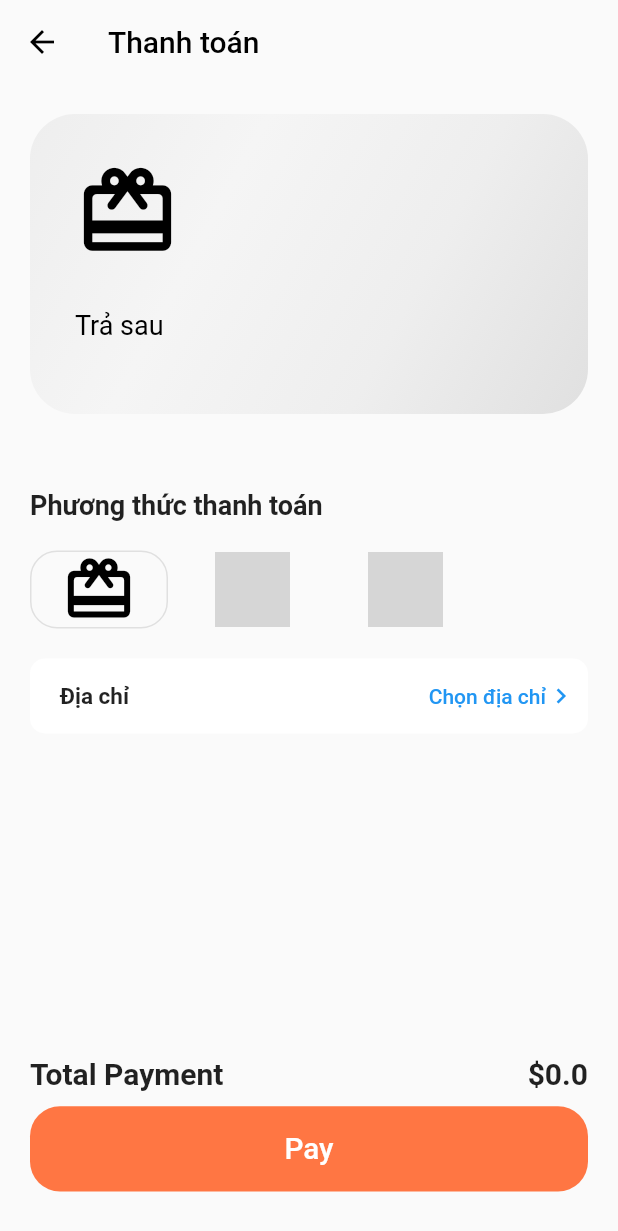
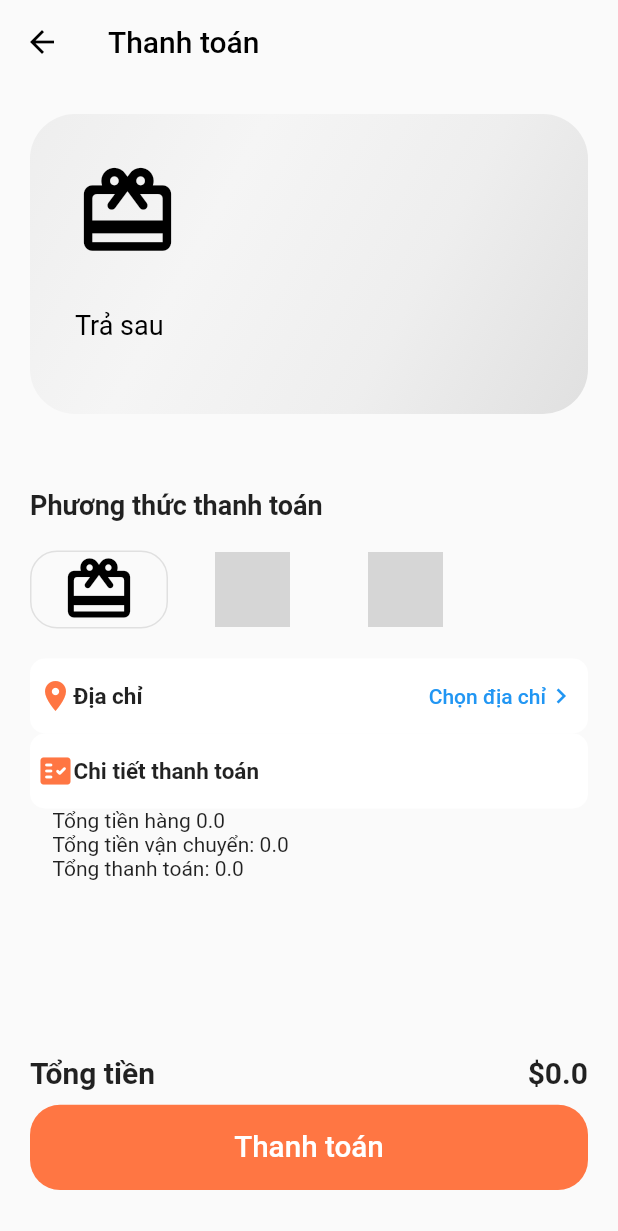
Before and after one commit to khoapc2/big-size-fashion-mob, a Flutter app: the PaymentScreen screen opened directly, on a phone screen of 412 x 824 dp. Shown: the top 1231 px of the screen. Run offline on Flutter 3.47's test engine with Material 2 defaults, Android fonts, the light colour scheme and no system bars; our stand-ins replace csc_picker, flutter_datetime_picker, flutter_rating_bar, flutter_secure_storage, flutter_svg, font_awesome_flutter and 2 more; missing offline and left inert: string_to_hex, twilio_phone_verify; accounts and stored records are empty; network calls fail; grey boxes are pictures that could not be loaded.

Commit message:
-fix something

```diff
--- a/lib/api/api_get_orders.dart
+++ b/lib/api/api_get_orders.dart
@@ -53,7 +53,9 @@ class OrderService {
         "total_price": request.totalPrice,
         "promotion_price": request.promotionPrice,
         "order_type": request.orderType,
-        "payment_method": request.paymentMethod
+        "payment_method": request.paymentMethod,
+        "shipping_fee": request.shippingFee,
+        "store_id": request.storeId
       }),
     );
 
--- a/lib/api/api_get_product_service.dart
+++ b/lib/api/api_get_product_service.dart
@@ -18,7 +18,7 @@ class ProductService {
 
   Future<ProductResponseModel> getListProductByName(String? searchValue) async {
     String link = "https://20.211.17.194/";
-    String url = link + "api/v1/products"+"?ProductName="+searchValue!;
+    String url = link + "api/v1/products"+"?ProductName="+searchValue!+"&Status=true";
 
     ProductResponseModel productResponseModel;
 
@@ -37,7 +37,7 @@ class ProductService {
 
   Future<ProductResponseModel> getAllProducts() async {
     String link = "https://20.211.17.194/";
-    String url = link + "api/v1/products";
+    String url = link + "api/v1/products"+"?Status=true";
 
     ProductResponseModel productResponseModel;
 
--- a/lib/list_cart.dart
+++ b/lib/list_cart.dart
@@ -3,6 +3,8 @@ import 'models/cart_model.dart';
 class ListCart{
   List<Content>? listCart;
   double total = 0;
+  double shippingFee = 0;
+  int? storeId = 0;
 
   List<Content>? getListCart(){
     return this.listCart;
@@ -13,6 +15,20 @@ class ListCart{
   }
 
   void setTotal(){
-    this.listCart!.forEach((cart) { this.total += (cart.quantity!*cart.productPrice!);});
+    this.listCart!.forEach((cart) {
+        if(cart.productPromotion == null){
+            total += (cart.quantity!*cart.productPrice!);
+        }else{
+          total += (cart.quantity! * cart.productPromotion!);
+        }
+        });
+  }
+
+  void setShippingFee(double shippingFee){
+    this.shippingFee = shippingFee;
+  }
+
+  void setStoreId(int? storeId){
+    this.storeId = storeId;
   }
 }
--- a/lib/models/detail_product_model.dart
+++ b/lib/models/detail_product_model.dart
@@ -47,8 +47,8 @@ class Content {
   int? productDetailId;
   String? productName;
   double? price;
-  Null? promotionPrice;
-  Null? promotionValue;
+  double? promotionPrice;
+  String? promotionValue;
   String? category;
   List<ProductDetailList>? productDetailList;
   String? gender;
--- /dev/null
+++ b/lib/models/ge_nearest_store_model.dart
@@ -0,0 +1,47 @@
+class GetNearestStoreModel {
+  Content? content;
+  Null? error;
+  bool? isSuccess;
+  String? responseTime;
+
+  GetNearestStoreModel(
+      {this.content, this.error, this.isSuccess, this.responseTime});
+
+  GetNearestStoreModel.fromJson(Map<String, dynamic> json) {
+    content =
+        json['content'] != null ? new Content.fromJson(json['content']) : null;
+    error = json['error'];
+    isSuccess = json['is_success'];
+    responseTime = json['response_time'];
+  }
+
+  Map<String, dynamic> toJson() {
+    final Map<String, dynamic> data = new Map<String, dynamic>();
+    if (this.content != null) {
+      data['content'] = this.content!.toJson();
+    }
+    data['error'] = this.error;
+    data['is_success'] = this.isSuccess;
+    data['response_time'] = this.responseTime;
+    return data;
+  }
+}
+
+class Content {
+  int? storeId;
+  double? shippingFee;
+
+  Content({this.storeId, this.shippingFee});
+
+  Content.fromJson(Map<String, dynamic> json) {
+    storeId = json['store_id'];
+    shippingFee = json['shipping_fee'];
+  }
+
+  Map<String, dynamic> toJson() {
+    final Map<String, dynamic> data = new Map<String, dynamic>();
+    data['store_id'] = this.storeId;
+    data['shipping_fee'] = this.shippingFee;
+    return data;
+  }
+}
--- a/lib/models/get_popular_product.dart
+++ b/lib/models/get_popular_product.dart
@@ -35,8 +35,8 @@ class Content {
   int? productId;
   String? productName;
   double? price;
-  Null? promotionPrice;
-  Null? promotionValue;
+  double? promotionPrice;
+  String? promotionValue;
   String? imageUrl;
   bool? status;
 
--- a/lib/models/payment_request_model.dart
+++ b/lib/models/payment_request_model.dart
@@ -4,13 +4,17 @@ class PaymentResquest {
   double? promotionPrice;
   bool? orderType;
   String? paymentMethod;
+  double? shippingFee;
+  int? storeId;
 
   PaymentResquest(
       {this.deliveryAddress,
       this.totalPrice,
       this.promotionPrice,
       this.orderType,
-      this.paymentMethod});
+      this.paymentMethod,
+      this.shippingFee,
+      this.storeId});
 
   PaymentResquest.fromJson(Map<String, dynamic> json) {
     deliveryAddress = json['delivery_address'];
@@ -18,6 +22,8 @@ class PaymentResquest {
     promotionPrice = json['promotion_price'];
     orderType = json['order_type'];
     paymentMethod = json['payment_method'];
+    shippingFee = json['shipping_fee'];
+    storeId = json['store_id'];
   }
 
   Map<String, dynamic> toJson() {
@@ -27,6 +33,8 @@ class PaymentResquest {
     data['promotion_price'] = this.promotionPrice;
     data['order_type'] = this.orderType;
     data['payment_method'] = this.paymentMethod;
+    data['shipping_fee'] = this.shippingFee;
+    data['store_id'] = this.storeId;
     return data;
   }
 }
--- a/lib/screens/payment/components/body.dart
+++ b/lib/screens/payment/components/body.dart
@@ -5,6 +5,8 @@ import 'package:shop_app/screens/address_copy/address_copy_screen.dart';
 import 'package:shop_app/screens/payment/payment_screen.dart';
 import 'package:shop_app/screens/pick_voucher/pick_voucher_screen.dart';
 
+import '../../../constants.dart';
+import '../../../list_cart.dart';
 import '../../../location.dart';
 import '../../../locator.dart';
 
@@ -18,6 +20,7 @@ class _BodyState extends State<Body> {
   bool _isLoading = false;
   late Timer _timer;
   var locationSelected = locator.get<Location>();
+  var currentListCart = locator.get<ListCart>();
  pay() {
    setState(() {
       _isLoading = true;
@@ -241,7 +244,7 @@ class _BodyState extends State<Body> {
               SizedBox(height: 20,),
                Container(
                 height: 50,
-                padding: EdgeInsets.only(left: 20,),
+                padding: EdgeInsets.only(left: 5.0,),
                 width: double.infinity,
                 decoration: BoxDecoration(
                   borderRadius: BorderRadius.circular(10),
@@ -250,7 +253,12 @@ class _BodyState extends State<Body> {
                 child: Row(
                   mainAxisAlignment: MainAxisAlignment.spaceBetween,
                   children: [
+                    Container(
+                      child: Row(children: [
+                        Icon(Icons.location_on, color: kPrimaryColor),
                     Text("Địa chỉ", style: TextStyle(fontSize: 15, fontWeight: FontWeight.w600),),
+                      ],),
+                    ),
                     TextButton(
                       onPressed: () {
                 Navigator.push(
@@ -268,6 +276,37 @@ class _BodyState extends State<Body> {
                   ],
                 ),
               ),
+               Container(
+                height: 50,
+                padding: EdgeInsets.only(left: 5.0,),
+                width: double.infinity,
+                decoration: BoxDecoration(
+                  borderRadius: BorderRadius.circular(10),
+                  color: Colors.white
+                ),
+                child: Row(
+                  mainAxisAlignment: MainAxisAlignment.spaceBetween,
+                  children: [
+                    Container(
+                      child: Row(children: [
+                        Icon(Icons.fact_check_rounded, color: kPrimaryColor),
+                    Text("Chi tiết thanh toán", style: TextStyle(fontSize: 15, fontWeight: FontWeight.w600),),
+                      ],),
+                    ),
+                  ],
+                ),
+              ),
+              Container(
+                padding: EdgeInsets.only(left: 15.0,),
+                child: Column(
+                  crossAxisAlignment: CrossAxisAlignment.start,
+                  children: [
+                    Text("Tổng tiền hàng ${currentListCart.total}"),
+                    Text("Tổng tiền vận chuyển: ${currentListCart.shippingFee}"),
+                    Text("Tổng thanh toán: ${currentListCart.total + currentListCart.shippingFee}")
+                  ],
+                ),
+              )
 
             ],
           ),
--- a/lib/screens/payment/payment_button.dart
+++ b/lib/screens/payment/payment_button.dart
@@ -19,7 +19,7 @@ class PaymentButton extends StatelessWidget{
     // TODO: implement build
     return Container(
 
-                      height:136.0,
+                      height:137.0,
                         padding: EdgeInsets.only(
                           left: 20,
                           right: 20,
@@ -31,21 +31,23 @@ class PaymentButton extends StatelessWidget{
                           Row(
                 mainAxisAlignment: MainAxisAlignment.spaceBetween,
                 children: [
-                  Text("Total Payment", style: TextStyle(fontSize: 20, fontWeight: FontWeight.w600),),
-                  Text("\$"+currentListCart.total.toString(), style: TextStyle(fontSize: 20, fontWeight: FontWeight.bold))
+                  Text("Tổng tiền", style: TextStyle(fontSize: 20, fontWeight: FontWeight.w600),),
+                  Text("\$${currentListCart.total + currentListCart.shippingFee}", style: TextStyle(fontSize: 20, fontWeight: FontWeight.bold))
                 ],
               ),
               SizedBox(height: 10),
                          DefaultButton(
-                          text: "Pay",
+                          text: "Thanh toán",
                           press: () async {
 
                               var request = new PaymentResquest(
-                                deliveryAddress: 1,
+                                deliveryAddress: locationSelected.locationId,
                                 orderType: true,
                                 paymentMethod:"Trả sau",
                                 promotionPrice: 0,
-                                totalPrice: currentListCart.total
+                                totalPrice: currentListCart.total,
+                                shippingFee: currentListCart.shippingFee,
+                                storeId: currentListCart.storeId
                                 );
                                 OrderViewModel.addOrder(request);
                                 _showToast(context);
```
Also changed, not shown: lib/api/api_get_all_store_service.dart (+24 -0 lines), lib/components/product_card.dart (+20 -2 lines), lib/screens/address_copy/components/body.dart (+10 -1 lines), lib/screens/cart/cart_screen.dart (+7 -2 lines), lib/screens/cart/components/cart_card.dart (+7 -1 lines), lib/screens/home/components/products.dart (+18 -9 lines), lib/screens/search_prodoct/components/cart_card.dart (+27 -11 lines), lib/view_model/store_view_model.dart (+12 -0 lines), 2 other files.
